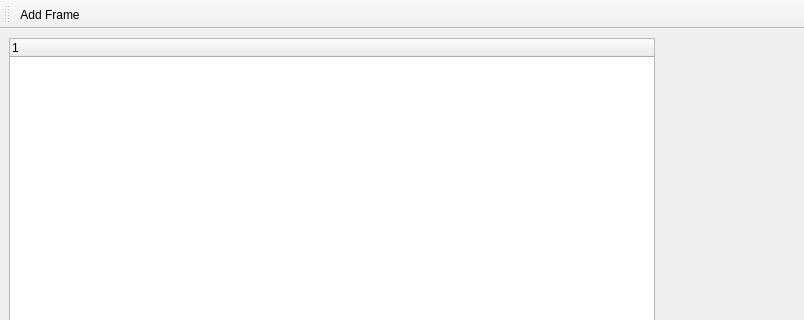
The window that viz/mainwindow.ui (envire/envire-envire_core) describes before a commit, drawn with Qt 5; both pictures show x 0 to 804 and y 0 to 320 of the 920 by 666 pixel window.
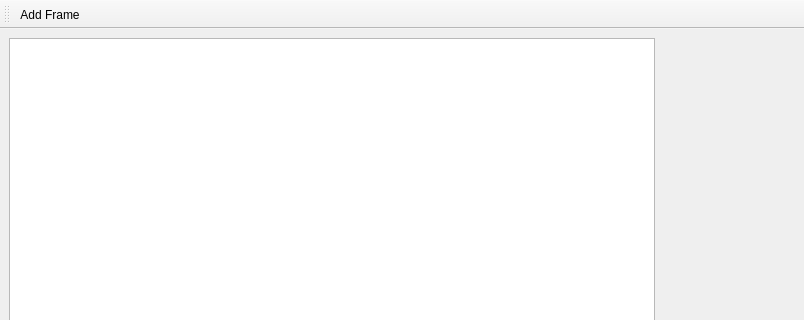
The same window after the commit. Custom widgets are drawn as their Qt base class.

Commit message: viz:started adding frame list

Diff of the .ui file:
```diff
--- a/viz/mainwindow.ui
+++ b/viz/mainwindow.ui
@@ -20,13 +20,7 @@
       <property name="orientation">
        <enum>Qt::Horizontal</enum>
       </property>
-      <widget class="QTreeWidget" name="treeWidget">
-       <column>
-        <property name="text">
-         <string notr="true">1</string>
-        </property>
-       </column>
-      </widget>
+      <widget class="QListWidget" name="listWidget"/>
       <widget class="vizkit3d::Vizkit3DWidget" name="Vizkit3DWidget"/>
      </widget>
     </item>
```
The commit also changes 4 other files.
